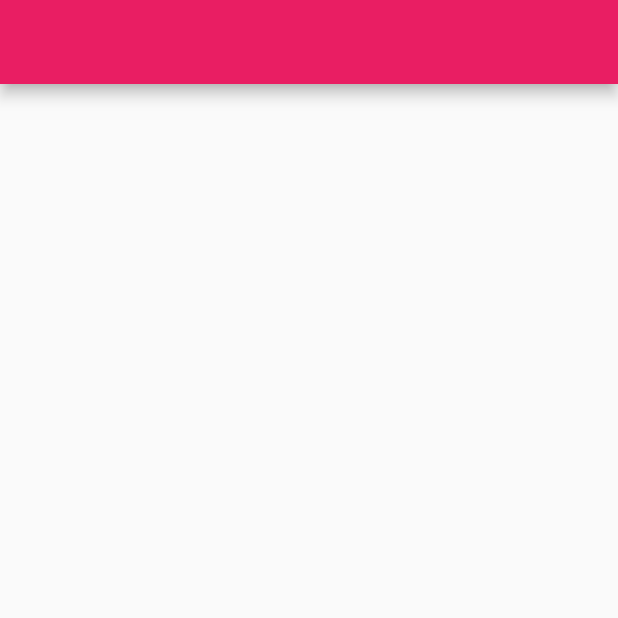
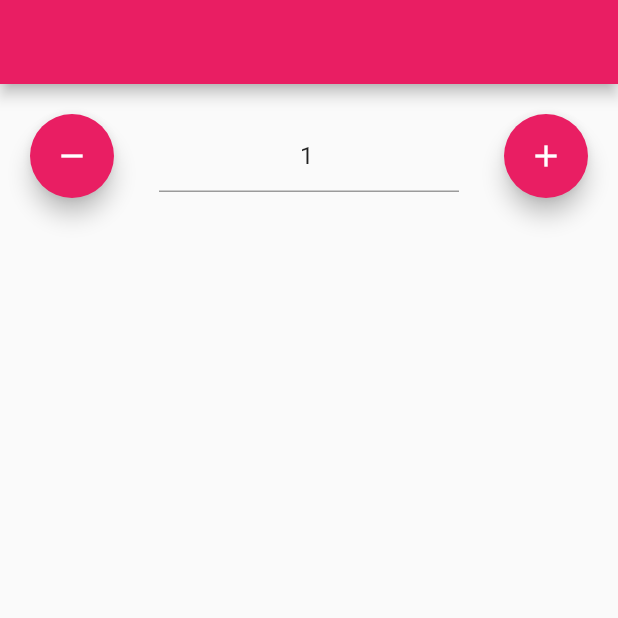
Before and after one commit to SatishKumarRaizada/my_animation, a Flutter app: the screen it shows after launch, on a phone screen of 412 x 824 dp, the top half of it. Run offline on Flutter 3.47's test engine with Material 2 defaults, Android fonts, the phone set to English and light mode, and no system bars; our stand-ins replace equatable, flutter_bloc, infinite_scroll_pagination.

Commit message:
Quantity component

```diff
--- a/lib/main.dart
+++ b/lib/main.dart
@@ -1,7 +1,7 @@
 import 'package:flutter/material.dart';
-import 'package:my_anime/animated_list.dart';
-import 'package:my_anime/infinite_scroll_list.dart';
-import 'package:my_anime/search_page.dart';
+import 'package:flutter_bloc/flutter_bloc.dart';
+import 'package:my_anime/quantity.dart';
+import 'package:my_anime/quantity_widget/quantity_cubit.dart';
 
 void main() {
   runApp(const MyApp());
@@ -17,7 +17,10 @@ class MyApp extends StatelessWidget {
       theme: ThemeData(
         primarySwatch: Colors.pink,
       ),
-      home: const SearchPage(),
+      home: BlocProvider(
+        create: (context) => CounterCubit(),
+        child: const QuantityPage(),
+      ),
     );
   }
 }
--- /dev/null
+++ b/lib/quantity.dart
@@ -0,0 +1,86 @@
+import 'package:flutter/material.dart';
+import 'package:flutter_bloc/flutter_bloc.dart';
+import 'package:my_anime/quantity_widget/quantity_cubit.dart';
+
+class QuantityPage extends StatefulWidget {
+  const QuantityPage({Key? key}) : super(key: key);
+  @override
+  State<QuantityPage> createState() => _QuantityPageState();
+}
+
+class _QuantityPageState extends State<QuantityPage> {
+  final quanltityCtrl = TextEditingController();
+  final counterCubit = CounterCubit();
+
+  @override
+  void initState() {
+    super.initState();
+    quanltityCtrl.addListener(() {
+      final text = quanltityCtrl.text.toLowerCase();
+      quanltityCtrl.value = quanltityCtrl.value.copyWith(
+        text: text,
+        selection: TextSelection(baseOffset: text.length, extentOffset: text.length),
+        composing: TextRange.empty,
+      );
+    });
+  }
+
+  @override
+  Widget build(BuildContext context) {
+    return Scaffold(
+      appBar: AppBar(),
+      body: Padding(
+        padding: const EdgeInsets.all(20),
+        child: Row(
+          mainAxisAlignment: MainAxisAlignment.spaceBetween,
+          children: [
+            FloatingActionButton(
+              child: const Icon(Icons.remove),
+              onPressed: () {
+                FocusScope.of(context).unfocus();
+                if (int.parse(quanltityCtrl.text.trim()) > 1) {
+                  context.read<CounterCubit>().decrement();
+                }
+              },
+            ),
+            SizedBox(
+              width: 200,
+              child: BlocBuilder<CounterCubit, int>(
+                builder: (_, count) {
+                  quanltityCtrl.text = count.toString();
+                  return TextField(
+                    controller: quanltityCtrl,
+                    maxLength: 2,
+                    keyboardType: TextInputType.number,
+                    textAlign: TextAlign.center,
+                    decoration: const InputDecoration(
+                      counterText: '',
+                    ),
+                    onChanged: (String str) {
+                      if (str.trim().isNotEmpty && int.parse(str.trim()) > 1) {
+                        final count = int.parse(str);
+                        context.read<CounterCubit>().counter(count);
+                      } else {
+                        quanltityCtrl.text = '1';
+                        context.read<CounterCubit>().counter(1);
+                      }
+                    },
+                  );
+                },
+              ),
+            ),
+            FloatingActionButton(
+              child: const Icon(Icons.add),
+              onPressed: () {
+                FocusScope.of(context).unfocus();
+                if (int.parse(quanltityCtrl.text.trim()) < 99) {
+                  context.read<CounterCubit>().increment();
+                }
+              },
+            ),
+          ],
+        ),
+      ),
+    );
+  }
+}
--- /dev/null
+++ b/lib/quantity_widget/quantity_cubit.dart
@@ -0,0 +1,9 @@
+import 'package:flutter_bloc/flutter_bloc.dart';
+
+class CounterCubit extends Cubit<int> {
+  CounterCubit() : super(1);
+
+  void counter(int count) => emit(state * 0 + count);
+  void increment() => emit(state + 1);
+  void decrement() => emit(state - 1);
+}
--- a/pubspec.yaml
+++ b/pubspec.yaml
@@ -36,6 +36,9 @@ dependencies:
   cupertino_icons: ^1.0.2
   infinite_scroll_pagination: ^3.2.0
   http: ^0.13.4
+  flutter_svg: ^1.1.3
+  flutter_bloc: ^8.1.1
+  equatable: ^2.0.3
 
 dev_dependencies:
   flutter_test:
@@ -47,6 +50,7 @@ dev_dependencies:
   # package. See that file for information about deactivating specific lint
   # rules and activating additional ones.
   flutter_lints: ^2.0.0
+
 
 # For information on the generic Dart part of this file, see the
 # following page: https://dart.dev/tools/pub/pubspec
```
Also changed, not shown: lib/animated_list.dart (+33 -12 lines), lib/quantity_widget/quanitity_widget.dart (added, +101 -0 lines), lib/quantity_widget/quantity_event.dart (added, +27 -0 lines), lib/quantity_widget/quantity_state.dart (added, +27 -0 lines), pubspec.lock.
